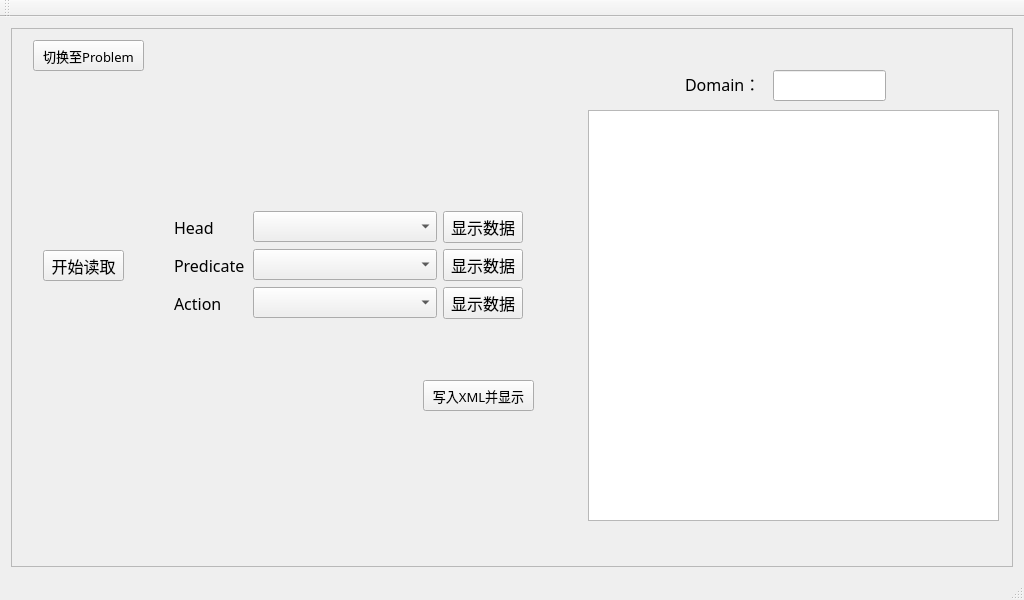
Old version of the form QtPDDL2XML/QtPDDL2XML.ui in the repository lsylusiyao/PDDL2XML.
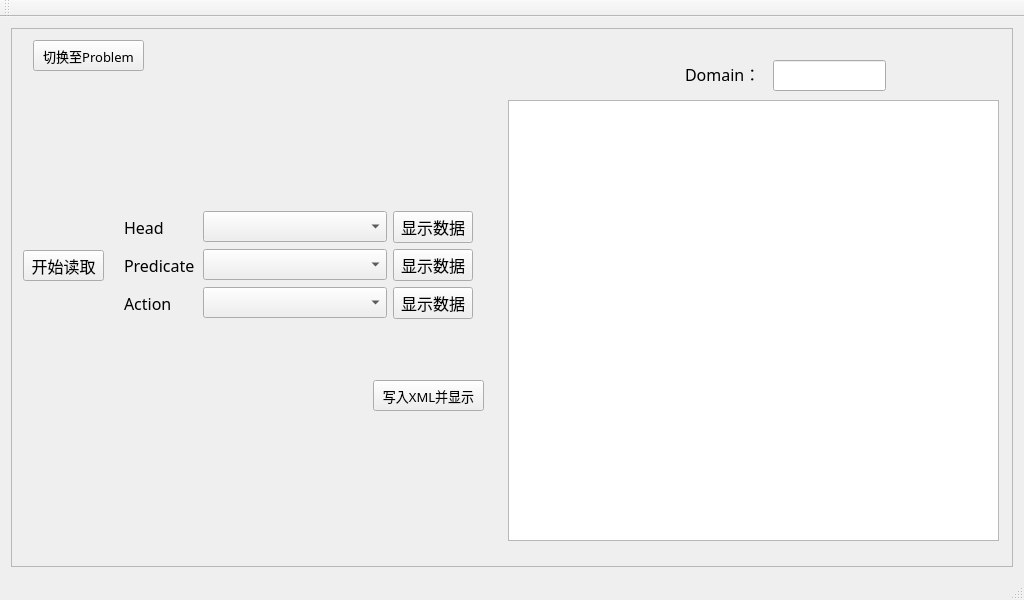
New version of the form.

```diff
--- a/QtPDDL2XML/QtPDDL2XML.ui
+++ b/QtPDDL2XML/QtPDDL2XML.ui
@@ -58,7 +58,7 @@
            <widget class="QPushButton" name="startReadDomainButton">
             <property name="geometry">
              <rect>
-              <x>20</x>
+              <x>0</x>
               <y>210</y>
               <width>81</width>
               <height>31</height>
@@ -77,18 +77,24 @@
            <widget class="QTextBrowser" name="domainTextBrowser">
             <property name="geometry">
              <rect>
-              <x>565</x>
-              <y>70</y>
-              <width>411</width>
-              <height>411</height>
+              <x>485</x>
+              <y>60</y>
+              <width>491</width>
+              <height>441</height>
              </rect>
             </property>
+            <property name="font">
+             <font>
+              <family>微软雅黑</family>
+              <pointsize>12</pointsize>
+             </font>
+            </property>
            </widget>
            <widget class="QLabel" name="label_4">
             <property name="geometry">
              <rect>
               <x>662</x>
-              <y>31</y>
+              <y>21</y>
               <width>72</width>
               <height>25</height>
              </rect>
@@ -113,7 +119,7 @@
             <property name="geometry">
              <rect>
               <x>750</x>
-              <y>30</y>
+              <y>20</y>
               <width>113</width>
               <height>31</height>
              </rect>
@@ -128,7 +134,7 @@
            <widget class="QPushButton" name="writeXMLButton">
             <property name="geometry">
              <rect>
-              <x>400</x>
+              <x>350</x>
               <y>340</y>
               <width>111</width>
               <height>31</height>
@@ -147,7 +153,7 @@
            <widget class="QWidget" name="layoutWidget">
             <property name="geometry">
              <rect>
-              <x>140</x>
+              <x>90</x>
               <y>160</y>
               <width>371</width>
               <height>131</height>
```
Left out of the diff: 24 changed lines with no effect on the pictures.
